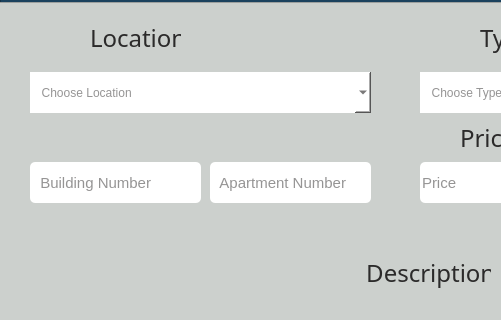
This is Real-Estate-Portal/UserAddProperty.ui in RamyNasser4/Real-Estate-Portal as Qt 5 draws it before an edit; both pictures show x 0 to 501 and y 98 to 418 of the 801 by 740 pixel window. The edited form follows.
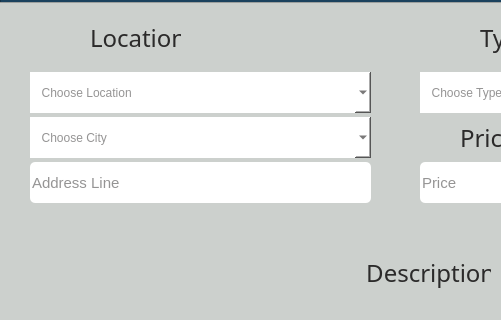
This is the edited form. Icons and pictures are not drawn.

```diff
--- a/Real-Estate-Portal/UserAddProperty.ui
+++ b/Real-Estate-Portal/UserAddProperty.ui
@@ -141,28 +141,12 @@
     <property name="frameShadow">
      <enum>QFrame::Shadow::Raised</enum>
     </property>
-    <widget class="QLineEdit" name="lineEdit">
-     <property name="geometry">
-      <rect>
-       <x>220</x>
-       <y>160</y>
-       <width>161</width>
-       <height>41</height>
-      </rect>
-     </property>
-     <property name="inputMethodHints">
-      <set>Qt::InputMethodHint::ImhDigitsOnly</set>
-     </property>
-     <property name="placeholderText">
-      <string>  Apartment Number</string>
-     </property>
-    </widget>
     <widget class="QLineEdit" name="lineEdit_2">
      <property name="geometry">
       <rect>
        <x>40</x>
        <y>160</y>
-       <width>171</width>
+       <width>341</width>
        <height>41</height>
       </rect>
      </property>
@@ -170,7 +154,7 @@
       <set>Qt::InputMethodHint::ImhDigitsOnly</set>
      </property>
      <property name="placeholderText">
-      <string>  Building Number</string>
+      <string>Address Line</string>
      </property>
     </widget>
     <widget class="QComboBox" name="comboBox">
@@ -599,6 +583,47 @@
       <string>Word Count:</string>
      </property>
     </widget>
+    <widget class="QComboBox" name="comboBox_3">
+     <property name="geometry">
+      <rect>
+       <x>40</x>
+       <y>115</y>
+       <width>341</width>
+       <height>41</height>
+      </rect>
+     </property>
+     <property name="cursor">
+      <cursorShape>PointingHandCursor</cursorShape>
+     </property>
+     <property name="placeholderText">
+      <string>  Choose City</string>
+     </property>
+     <item>
+      <property name="text">
+       <string>Cairo</string>
+      </property>
+     </item>
+     <item>
+      <property name="text">
+       <string>Giza</string>
+      </property>
+     </item>
+     <item>
+      <property name="text">
+       <string>Alexandria</string>
+      </property>
+     </item>
+     <item>
+      <property name="text">
+       <string/>
+      </property>
+     </item>
+     <item>
+      <property name="text">
+       <string/>
+      </property>
+     </item>
+    </widget>
    </widget>
    <widget class="QPushButton" name="homeImage">
     <property name="geometry">
```
